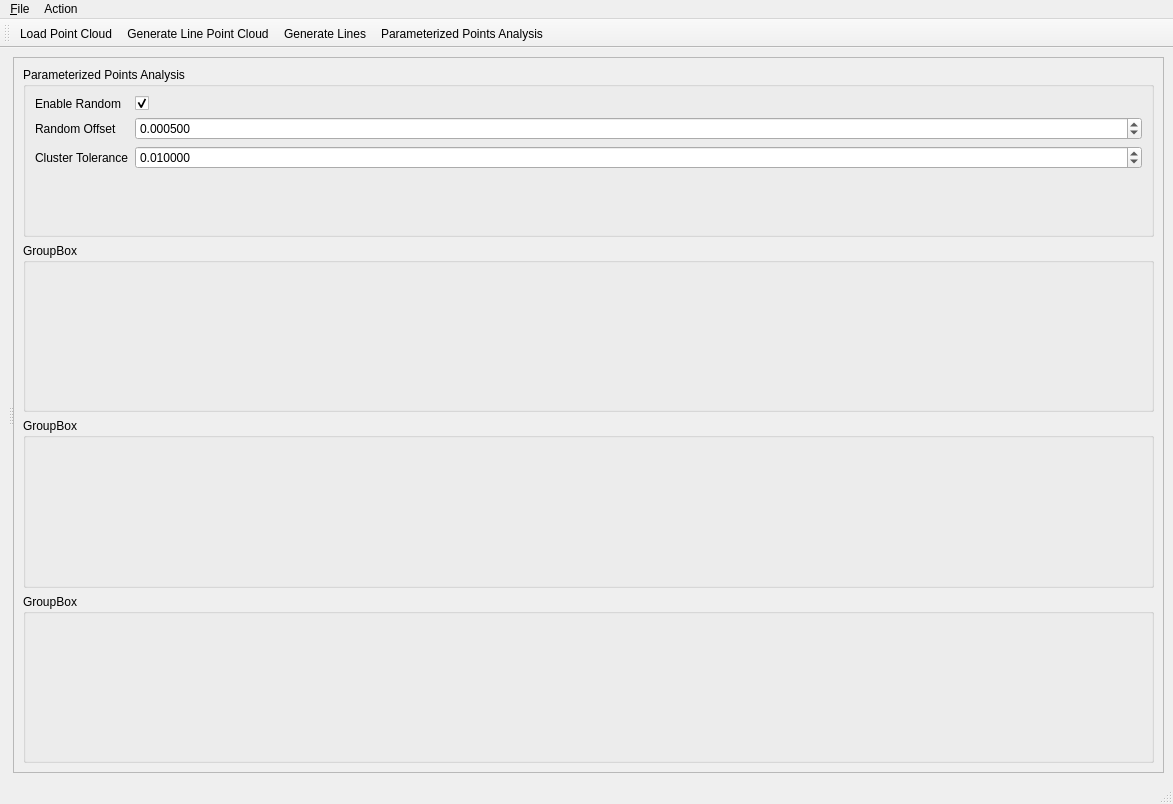
Above: src/ui/ToolWindowLineExtractor.ui from oneminute/RecFLS before the change. Below: the same form after it.
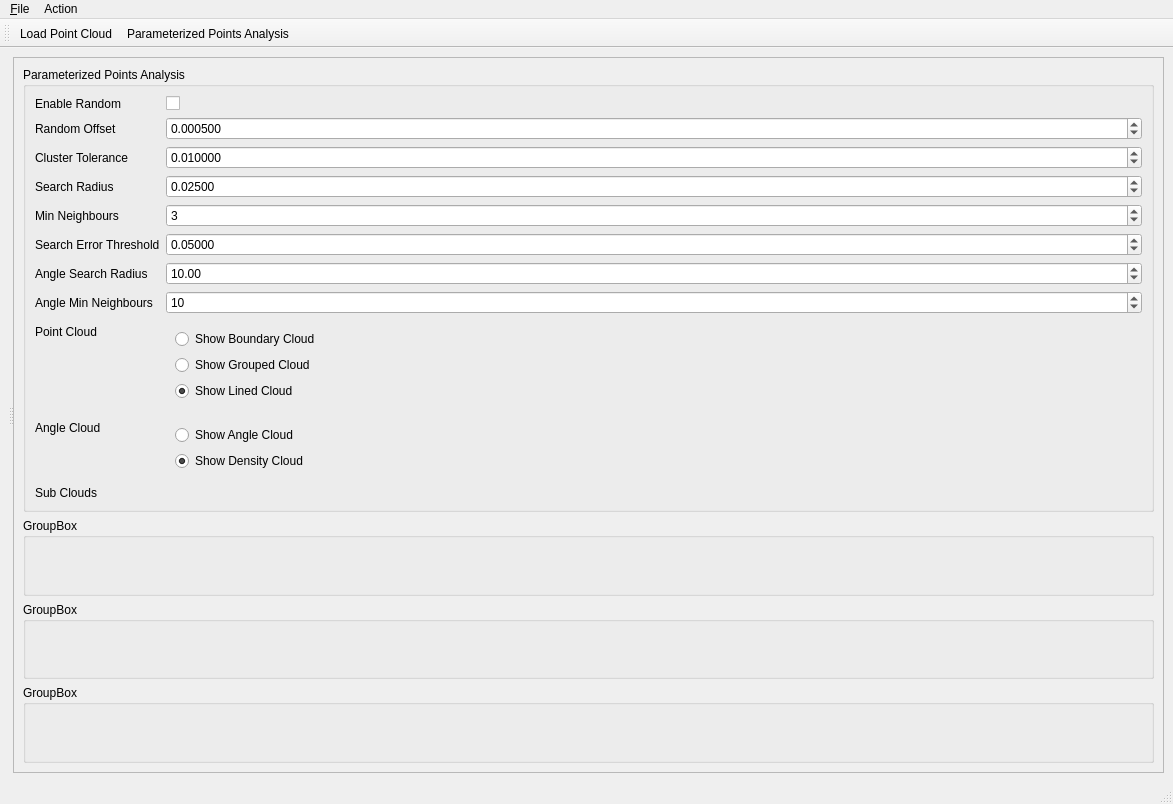
That is the form after the change.

```diff
--- a/src/ui/ToolWindowLineExtractor.ui
+++ b/src/ui/ToolWindowLineExtractor.ui
@@ -38,7 +38,7 @@
          <rect>
           <x>0</x>
           <y>0</y>
-          <width>352</width>
+          <width>1037</width>
           <height>708</height>
          </rect>
         </property>
@@ -49,6 +49,26 @@
             <string>Parameterized Points Analysis</string>
            </property>
            <layout class="QFormLayout" name="formLayout">
+            <item row="0" column="0">
+             <widget class="QLabel" name="label_3">
+              <property name="text">
+               <string>Enable Random</string>
+              </property>
+             </widget>
+            </item>
+            <item row="0" column="1">
+             <widget class="QCheckBox" name="checkBoxEnableRandom">
+              <property name="text">
+               <string/>
+              </property>
+              <property name="checkable">
+               <bool>true</bool>
+              </property>
+              <property name="checked">
+               <bool>false</bool>
+              </property>
+             </widget>
+            </item>
             <item row="1" column="0">
              <widget class="QLabel" name="label">
               <property name="text">
@@ -95,20 +115,174 @@
               </property>
              </widget>
             </item>
-            <item row="0" column="0">
-             <widget class="QLabel" name="label_3">
+            <item row="8" column="0">
+             <widget class="QLabel" name="label_5">
               <property name="text">
-               <string>Enable Random</string>
+               <string>Point Cloud</string>
               </property>
              </widget>
             </item>
-            <item row="0" column="1">
-             <widget class="QCheckBox" name="checkBoxEnableRandom">
+            <item row="8" column="1">
+             <widget class="QWidget" name="widget" native="true">
+              <layout class="QVBoxLayout" name="verticalLayout_5">
+               <item>
+                <widget class="QRadioButton" name="radioButtonShowBoundaryCloud">
+                 <property name="text">
+                  <string>Show Boundary Cloud</string>
+                 </property>
+                </widget>
+               </item>
+               <item>
+                <widget class="QRadioButton" name="radioButtonShowGroupedCloud">
+                 <property name="text">
+                  <string>Show Grouped Cloud</string>
+                 </property>
+                 <property name="checked">
+                  <bool>false</bool>
+                 </property>
+                </widget>
+               </item>
+               <item>
+                <widget class="QRadioButton" name="radioButtonShowLinedCloud">
+                 <property name="text">
+                  <string>Show Lined Cloud</string>
+                 </property>
+                 <property name="checked">
+                  <bool>true</bool>
+                 </property>
+                </widget>
+               </item>
+              </layout>
+             </widget>
+            </item>
+            <item row="9" column="0">
+             <widget class="QLabel" name="label_4">
               <property name="text">
-               <string/>
+               <string>Angle Cloud</string>
               </property>
-              <property name="checked">
-               <bool>true</bool>
+             </widget>
+            </item>
+            <item row="9" column="1">
+             <widget class="QWidget" name="widget_2" native="true">
+              <layout class="QVBoxLayout" name="verticalLayout_4">
+               <item>
+                <widget class="QRadioButton" name="radioButtonShowAngleCloud">
+                 <property name="text">
+                  <string>Show Angle Cloud</string>
+                 </property>
+                 <property name="checked">
+                  <bool>false</bool>
+                 </property>
+                </widget>
+               </item>
+               <item>
+                <widget class="QRadioButton" name="radioButtonShowDensityCloud">
+                 <property name="text">
+                  <string>Show Density Cloud</string>
+                 </property>
+                 <property name="checked">
+                  <bool>true</bool>
+                 </property>
+                </widget>
+               </item>
+              </layout>
+             </widget>
+            </item>
+            <item row="10" column="0">
+             <widget class="QLabel" name="label_6">
+              <property name="text">
+               <string>Sub Clouds</string>
+              </property>
+             </widget>
+            </item>
+            <item row="3" column="0">
+             <widget class="QLabel" name="labelSearchRadius">
+              <property name="text">
+               <string>Search Radius</string>
+              </property>
+             </widget>
+            </item>
+            <item row="4" column="0">
+             <widget class="QLabel" name="label_8">
+              <property name="text">
+               <string>Min Neighbours</string>
+              </property>
+             </widget>
+            </item>
+            <item row="5" column="0">
+             <widget class="QLabel" name="label_9">
+              <property name="text">
+               <string>Search Error Threshold</string>
+              </property>
+             </widget>
+            </item>
+            <item row="6" column="0">
+             <widget class="QLabel" name="label_10">
+              <property name="text">
+               <string>Angle Search Radius</string>
+              </property>
+             </widget>
+            </item>
+            <item row="7" column="0">
+             <widget class="QLabel" name="label_11">
+              <property name="text">
+               <string>Angle Min Neighbours</string>
+              </property>
+             </widget>
+            </item>
+            <item row="3" column="1">
+             <widget class="QDoubleSpinBox" name="doubleSpinBoxSearchRadius">
+              <property name="decimals">
+               <number>5</number>
+              </property>
+              <property name="maximum">
+               <double>1.000000000000000</double>
+              </property>
+              <property name="singleStep">
+               <double>0.000100000000000</double>
+              </property>
+              <property name="value">
+               <double>0.025000000000000</double>
+              </property>
+             </widget>
+            </item>
+            <item row="4" column="1">
+             <widget class="QSpinBox" name="spinBoxMinNeighbours">
+              <property name="value">
+               <number>3</number>
+              </property>
+             </widget>
+            </item>
+            <item row="5" column="1">
+             <widget class="QDoubleSpinBox" name="doubleSpinBoxSearchErrorThreshold">
+              <property name="decimals">
+               <number>5</number>
+              </property>
+              <property name="maximum">
+               <double>1.000000000000000</double>
+              </property>
+              <property name="singleStep">
+               <double>0.000100000000000</double>
+              </property>
+              <property name="value">
+               <double>0.050000000000000</double>
+              </property>
+             </widget>
+            </item>
+            <item row="6" column="1">
+             <widget class="QDoubleSpinBox" name="doubleSpinBoxAngleSearchRadius">
+              <property name="maximum">
+               <double>360.000000000000000</double>
+              </property>
+              <property name="value">
+               <double>10.000000000000000</double>
+              </property>
+             </widget>
+            </item>
+            <item row="7" column="1">
+             <widget class="QSpinBox" name="spinBoxAngleMinNeighbours">
+              <property name="value">
+               <number>10</number>
               </property>
              </widget>
             </item>
@@ -180,8 +354,6 @@
     <bool>false</bool>
    </attribute>
    <addaction name="actionLoad_Point_Cloud"/>
-   <addaction name="actionGenerate_Line_Point_Cloud"/>
-   <addaction name="actionGenerate_Lines"/>
    <addaction name="actionParameterized_Points_Analysis"/>
   </widget>
   <action name="actionLoad_Point_Cloud">
```
Left out of the diff: 5 changed lines with no effect on the pictures.
